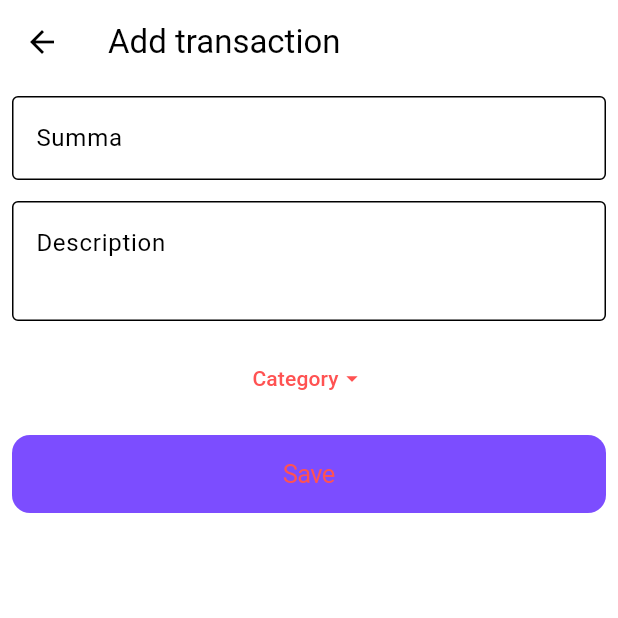
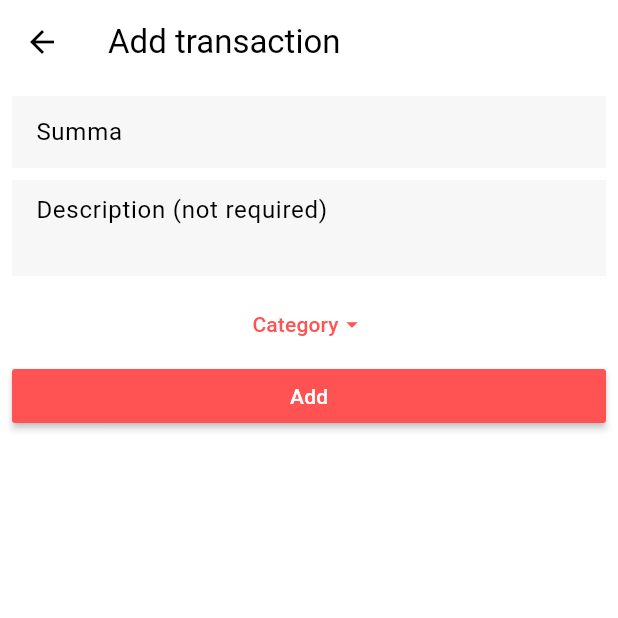
Before and after one commit to yertaykuanyshov/altyn, a Flutter app: the screen it shows after launch, after a tap on the "add" icon, on a phone screen of 412 x 824 dp, the top half of it. Run offline on Flutter 3.47's test engine with Material 2 defaults, Android fonts, the phone set to English and light mode, and no system bars; our stand-ins replace font_awesome_flutter, google_fonts; Roboto replaces fonts that are missing (Ubuntu).

Commit message:
Updated transaction list

```diff
--- a/lib/app.dart
+++ b/lib/app.dart
@@ -13,6 +13,7 @@ class AmianApp extends StatelessWidget {
         useMaterial3: true,
         textTheme: GoogleFonts.ubuntuTextTheme(),
         colorScheme: const ColorScheme.light(primary: Colors.redAccent),
+        scaffoldBackgroundColor: Colors.white,
       ),
       home: const HomePage(),
     );
--- a/lib/pages/add_transaction_page.dart
+++ b/lib/pages/add_transaction_page.dart
@@ -15,24 +15,36 @@ class AddTransactionPage extends StatelessWidget {
         child: Column(
           crossAxisAlignment: CrossAxisAlignment.stretch,
           children: [
-            const TextField(
+            TextField(
+              keyboardType: TextInputType.number,
               decoration: InputDecoration(
-                border: OutlineInputBorder(),
+                border: InputBorder.none,
                 hintText: "Summa",
+                filled: true,
+                fillColor: Colors.black12.withOpacity(0.03),
               ),
             ),
-            const SizedBox(height: 14),
-            const TextField(
+            const SizedBox(height: 8),
+            TextField(
               maxLines: 3,
               minLines: 2,
               decoration: InputDecoration(
-                border: OutlineInputBorder(),
-                hintText: "Description",
+                border: InputBorder.none,
+                filled: true,
+                fillColor: Colors.black12.withOpacity(0.03),
+                hintText: "Description (not required)",
               ),
             ),
-            const SizedBox(height: 14),
+            const SizedBox(height: 8),
             TextButton(
-              onPressed: () {},
+              onPressed: () {
+                showModalBottomSheet(
+                  context: context,
+                  builder: (_) {
+                    return Container();
+                  },
+                );
+              },
               child: Row(
                 mainAxisAlignment: MainAxisAlignment.center,
                 children: const [
@@ -41,11 +53,15 @@ class AddTransactionPage extends StatelessWidget {
                 ],
               ),
             ),
-            const SizedBox(height: 14),
-            CupertinoButton(
-              color: Colors.deepPurpleAccent,
+            MaterialButton(
               onPressed: () {},
-              child: const Text("Save"),
+              color: Colors.redAccent,
+              child: const Text(
+                "Add",
+                style: TextStyle(
+                  color: Colors.white,
+                ),
+              ),
             ),
           ],
         ),
--- a/lib/pages/home_page.dart
+++ b/lib/pages/home_page.dart
@@ -1,3 +1,4 @@
+import 'package:altyn/models/transaction.dart';
 import 'package:altyn/pages/add_transaction_page.dart';
 import 'package:altyn/widgets/transaction_item.dart';
 import 'package:flutter/material.dart';
@@ -25,7 +26,7 @@ class HomePage extends StatelessWidget {
             return Container(
               width: double.infinity,
               height: 30,
-              color: Colors.black12,
+              color: Colors.black12.withOpacity(0.07),
               child: const Center(
                 child: Text(
                   "2023-08-14",
@@ -42,10 +43,24 @@ class HomePage extends StatelessWidget {
         },
         itemBuilder: (_, idx) {
           if (idx % 3 == 0) {
-            return const TransactionItem();
+            return TransactionItem(
+              transaction: Transaction(
+                id: "1",
+                sum: 2,
+                date: "2023-10-21",
+                type: TransactionType.income,
+              ),
+            );
           }
 
-          return const TransactionItem();
+          return TransactionItem(
+            transaction: Transaction(
+              id: "1",
+              sum: 6,
+              date: "2023-10-21",
+              type: TransactionType.expense,
+            ),
+          );
         },
       ),
       floatingActionButton: FloatingActionButton(
--- a/lib/widgets/transaction_item.dart
+++ b/lib/widgets/transaction_item.dart
@@ -1,7 +1,13 @@
+import 'package:altyn/models/transaction.dart';
 import 'package:flutter/material.dart';
 
 class TransactionItem extends StatelessWidget {
-  const TransactionItem({Key? key}) : super(key: key);
+  const TransactionItem({
+    Key? key,
+    required this.transaction,
+  }) : super(key: key);
+
+  final Transaction transaction;
 
   @override
   Widget build(BuildContext context) {
@@ -11,17 +17,36 @@ class TransactionItem extends StatelessWidget {
         crossAxisAlignment: CrossAxisAlignment.start,
         children: [
           Row(
-            children: const [
-              Text("Көңіл көтеру"),
-              Expanded(child: SizedBox()),
-              Text(
-                "-1\$",
+            children: [
+              const Text(
+                "Көңіл көтеру",
                 style: TextStyle(
                   fontSize: 20,
                   fontWeight: FontWeight.bold,
-                  color: Colors.redAccent,
                 ),
               ),
+              const Expanded(child: SizedBox()),
+              Builder(builder: (_) {
+                if (transaction.type == TransactionType.expense) {
+                  return Text(
+                    "+${transaction.sum}\$",
+                    style: const TextStyle(
+                      fontSize: 20,
+                      fontWeight: FontWeight.bold,
+                      color: Colors.green,
+                    ),
+                  );
+                }
+
+                return Text(
+                  "-${transaction.sum}\$",
+                  style: const TextStyle(
+                    fontSize: 20,
+                    fontWeight: FontWeight.bold,
+                    color: Colors.redAccent,
+                  ),
+                );
+              }),
             ],
           ),
           const Text("Кофе сатып алдым"),
```
